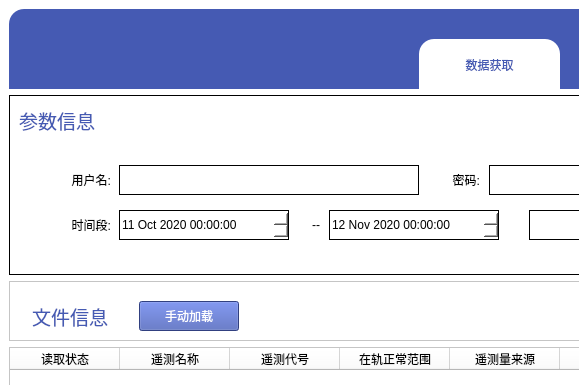
First picture: the form in interface.ui, repository Shen-LW/analysis_xp, before the edit; both pictures show x 0 to 579 and y 0 to 385 of the 1319 by 828 pixel window.
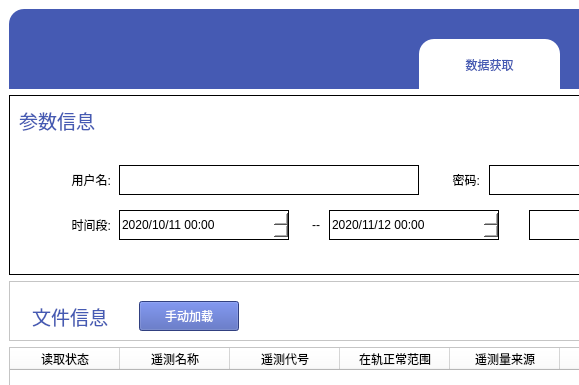
Second picture: the form after the edit.

```diff
--- a/interface.ui
+++ b/interface.ui
@@ -317,6 +317,12 @@
          <day>12</day>
         </date>
        </property>
+       <property name="displayFormat">
+        <string>yyyy/MM/dd HH:mm</string>
+       </property>
+       <property name="timeSpec">
+        <enum>Qt::TimeZone</enum>
+       </property>
       </widget>
       <widget class="QLabel" name="label_7">
        <property name="geometry">
@@ -368,6 +374,12 @@
        <property name="styleSheet">
         <string notr="true">font: 10pt &quot;Microsoft YaHei UI&quot;;</string>
        </property>
+       <property name="locale">
+        <locale language="Chinese" country="China"/>
+       </property>
+       <property name="frame">
+        <bool>true</bool>
+       </property>
        <property name="dateTime">
         <datetime>
          <hour>0</hour>
@@ -378,6 +390,15 @@
          <day>11</day>
         </datetime>
        </property>
+       <property name="displayFormat">
+        <string notr="true">yyyy/MM/dd HH:mm</string>
+       </property>
+       <property name="calendarPopup">
+        <bool>false</bool>
+       </property>
+       <property name="timeSpec">
+        <enum>Qt::TimeZone</enum>
+       </property>
       </widget>
       <widget class="QLineEdit" name="excel_path_edit">
        <property name="geometry">
```
Left out of the diff: 6 changed lines with no effect on the pictures.
